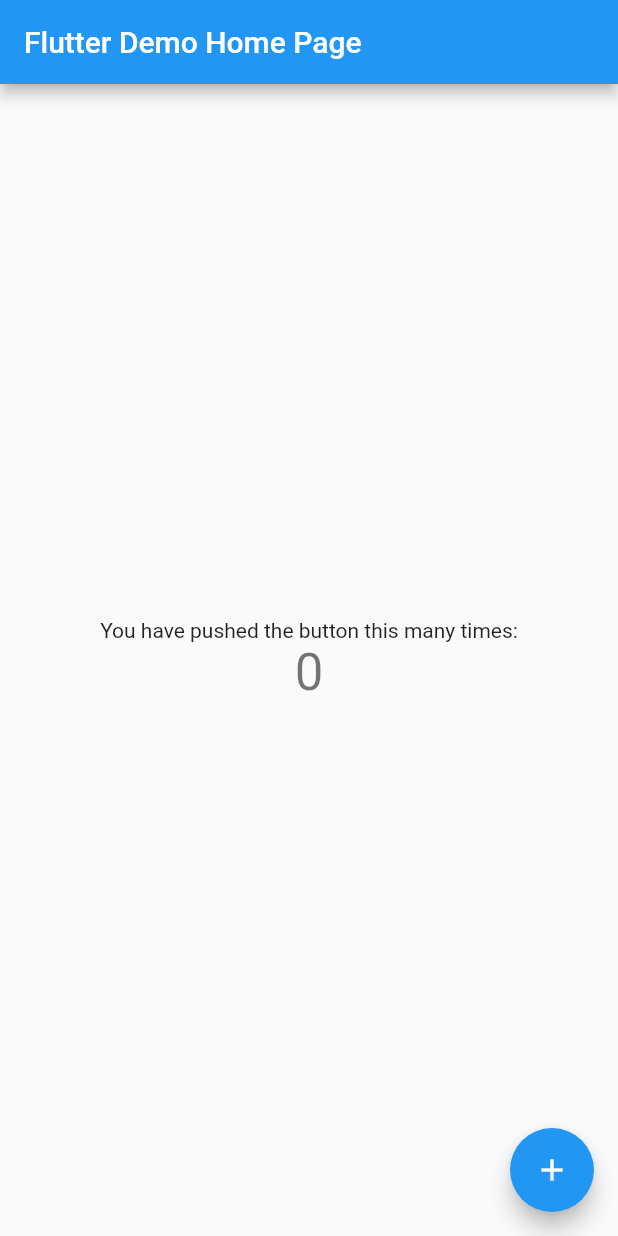
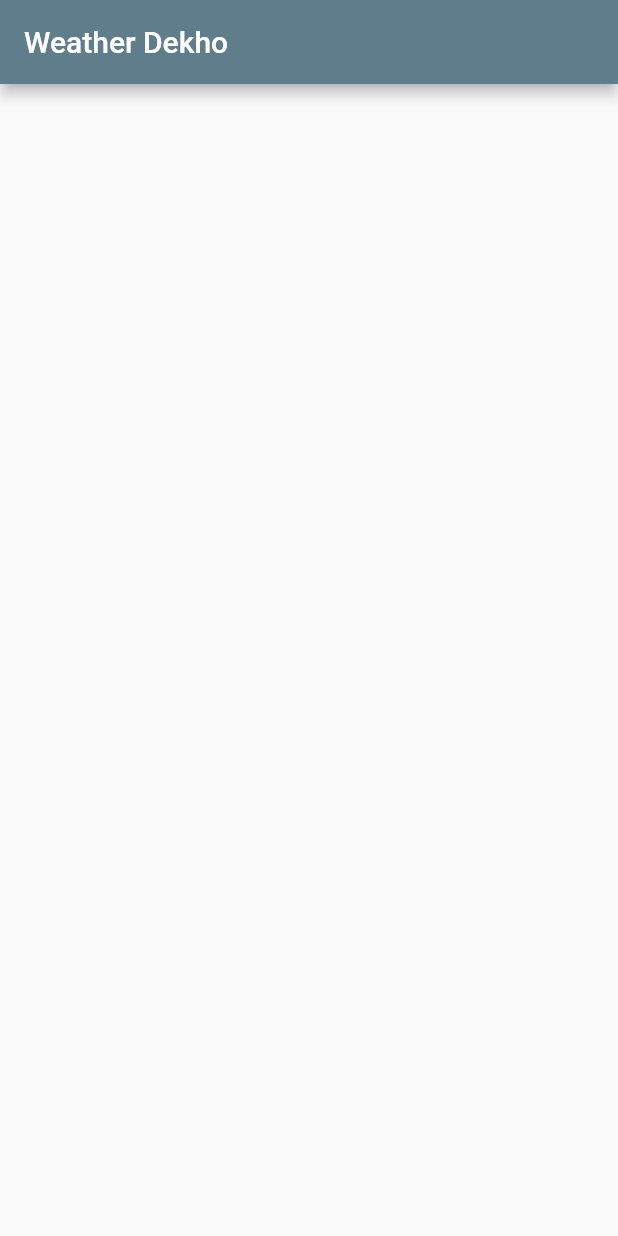
Before and after one commit to Khalid511/abohaoya, a Flutter app: the screen it shows after launch, on a phone screen of 412 x 824 dp. Run offline on Flutter 3.47's test engine with Material 2 defaults, Android fonts, the phone set to English and light mode, and no system bars.

Commit message:
add home property to main and create Home class for the property

```diff
--- a/lib/main.dart
+++ b/lib/main.dart
@@ -1,115 +1,17 @@
 import 'package:flutter/material.dart';
+import 'package:abohaoya/pages/home.dart';
 
-void main() {
-  runApp(const MyApp());
-}
+void main() => runApp(MyApp());
 
 class MyApp extends StatelessWidget {
-  const MyApp({Key? key}) : super(key: key);
-
-  // This widget is the root of your application.
-  @override
   Widget build(BuildContext context) {
     return MaterialApp(
-      title: 'Flutter Demo',
+      debugShowCheckedModeBanner: false,
+      title: 'A simple weather app',
       theme: ThemeData(
-        // This is the theme of your application.
-        //
-        // Try running your application with "flutter run". You'll see the
-        // application has a blue toolbar. Then, without quitting the app, try
-        // changing the primarySwatch below to Colors.green and then invoke
-        // "hot reload" (press "r" in the console where you ran "flutter run",
-        // or simply save your changes to "hot reload" in a Flutter IDE).
-        // Notice that the counter didn't reset back to zero; the application
-        // is not restarted.
-        primarySwatch: Colors.blue,
+        primarySwatch: Colors.blueGrey,
       ),
-      home: const MyHomePage(title: 'Flutter Demo Home Page'),
+      home: Home(),
     );
   }
 }
-
-class MyHomePage extends StatefulWidget {
-  const MyHomePage({Key? key, required this.title}) : super(key: key);
-
-  // This widget is the home page of your application. It is stateful, meaning
-  // that it has a State object (defined below) that contains fields that affect
-  // how it looks.
-
-  // This class is the configuration for the state. It holds the values (in this
-  // case the title) provided by the parent (in this case the App widget) and
-  // used by the build method of the State. Fields in a Widget subclass are
-  // always marked "final".
-
-  final String title;
-
-  @override
-  State<MyHomePage> createState() => _MyHomePageState();
-}
-
-class _MyHomePageState extends State<MyHomePage> {
-  int _counter = 0;
-
-  void _incrementCounter() {
-    setState(() {
-      // This call to setState tells the Flutter framework that something has
-      // changed in this State, which causes it to rerun the build method below
-      // so that the display can reflect the updated values. If we changed
-      // _counter without calling setState(), then the build method would not be
-      // called again, and so nothing would appear to happen.
-      _counter++;
-    });
-  }
-
-  @override
-  Widget build(BuildContext context) {
-    // This method is rerun every time setState is called, for instance as done
-    // by the _incrementCounter method above.
-    //
-    // The Flutter framework has been optimized to make rerunning build methods
-    // fast, so that you can just rebuild anything that needs updating rather
-    // than having to individually change instances of widgets.
-    return Scaffold(
-      appBar: AppBar(
-        // Here we take the value from the MyHomePage object that was created by
-        // the App.build method, and use it to set our appbar title.
-        title: Text(widget.title),
-      ),
-      body: Center(
-        // Center is a layout widget. It takes a single child and positions it
-        // in the middle of the parent.
-        child: Column(
-          // Column is also a layout widget. It takes a list of children and
-          // arranges them vertically. By default, it sizes itself to fit its
-          // children horizontally, and tries to be as tall as its parent.
-          //
-          // Invoke "debug painting" (press "p" in the console, choose the
-          // "Toggle Debug Paint" action from the Flutter Inspector in Android
-          // Studio, or the "Toggle Debug Paint" command in Visual Studio Code)
-          // to see the wireframe for each widget.
-          //
-          // Column has various properties to control how it sizes itself and
-          // how it positions its children. Here we use mainAxisAlignment to
-          // center the children vertically; the main axis here is the vertical
-          // axis because Columns are vertical (the cross axis would be
-          // horizontal).
-          mainAxisAlignment: MainAxisAlignment.center,
-          children: <Widget>[
-            const Text(
-              'You have pushed the button this many times:',
-            ),
-            Text(
-              '$_counter',
-              style: Theme.of(context).textTheme.headline4,
-            ),
-          ],
-        ),
-      ),
-      floatingActionButton: FloatingActionButton(
-        onPressed: _incrementCounter,
-        tooltip: 'Increment',
-        child: const Icon(Icons.add),
-      ), // This trailing comma makes auto-formatting nicer for build methods.
-    );
-  }
-}
--- /dev/null
+++ b/lib/pages/home.dart
@@ -0,0 +1,21 @@
+import 'package:flutter/material.dart';
+
+class Home extends StatefulWidget {
+  @override
+  State<Home> createState() => _HomeState();
+}
+
+class _HomeState extends State<Home> {
+  @override
+  Widget build(BuildContext context) {
+    return SafeArea(child:
+      Scaffold(
+        appBar: AppBar(
+          title: Text('Weather Dekho',
+          textAlign: TextAlign.center,),
+
+        ),
+      ),
+    );
+  }
+}
```
